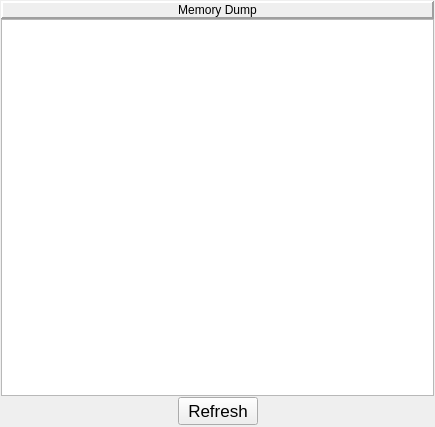
This is memorydumppane.ui in WarlockD/pep8-1 as Qt 5 draws it before an edit. The edited form follows.
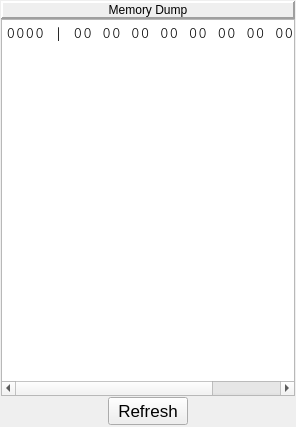
This is the edited form.

```diff
--- a/memorydumppane.ui
+++ b/memorydumppane.ui
@@ -6,7 +6,7 @@
    <rect>
     <x>0</x>
     <y>0</y>
-    <width>435</width>
+    <width>296</width>
     <height>427</height>
    </rect>
   </property>
@@ -67,11 +67,18 @@
          <pointsize>12</pointsize>
         </font>
        </property>
+       <property name="horizontalScrollBarPolicy">
+        <enum>Qt::ScrollBarAsNeeded</enum>
+       </property>
+       <property name="lineWrapMode">
+        <enum>QTextEdit::NoWrap</enum>
+       </property>
        <property name="html">
         <string>&lt;!DOCTYPE HTML PUBLIC &quot;-//W3C//DTD HTML 4.0//EN&quot; &quot;http://www.w3.org/TR/REC-html40/strict.dtd&quot;&gt;
 &lt;html&gt;&lt;head&gt;&lt;meta name=&quot;qrichtext&quot; content=&quot;1&quot; /&gt;&lt;style type=&quot;text/css&quot;&gt;
 p, li { white-space: pre-wrap; }
 &lt;/style&gt;&lt;/head&gt;&lt;body style=&quot; font-family:'Courier'; font-size:12pt; font-weight:400; font-style:normal;&quot;&gt;
+&lt;p style=&quot; margin-top:0px; margin-bottom:0px; margin-left:0px; margin-right:0px; -qt-block-indent:0; text-indent:0px;&quot;&gt;0000 | 00 00 00 00 00 00 00 00 |........&lt;/p&gt;
 &lt;p style=&quot;-qt-paragraph-type:empty; margin-top:0px; margin-bottom:0px; margin-left:0px; margin-right:0px; -qt-block-indent:0; text-indent:0px;&quot;&gt;&lt;/p&gt;&lt;/body&gt;&lt;/html&gt;</string>
        </property>
        <property name="textInteractionFlags">
```
Left out of the diff: 2 changed lines with no effect on the pictures.
